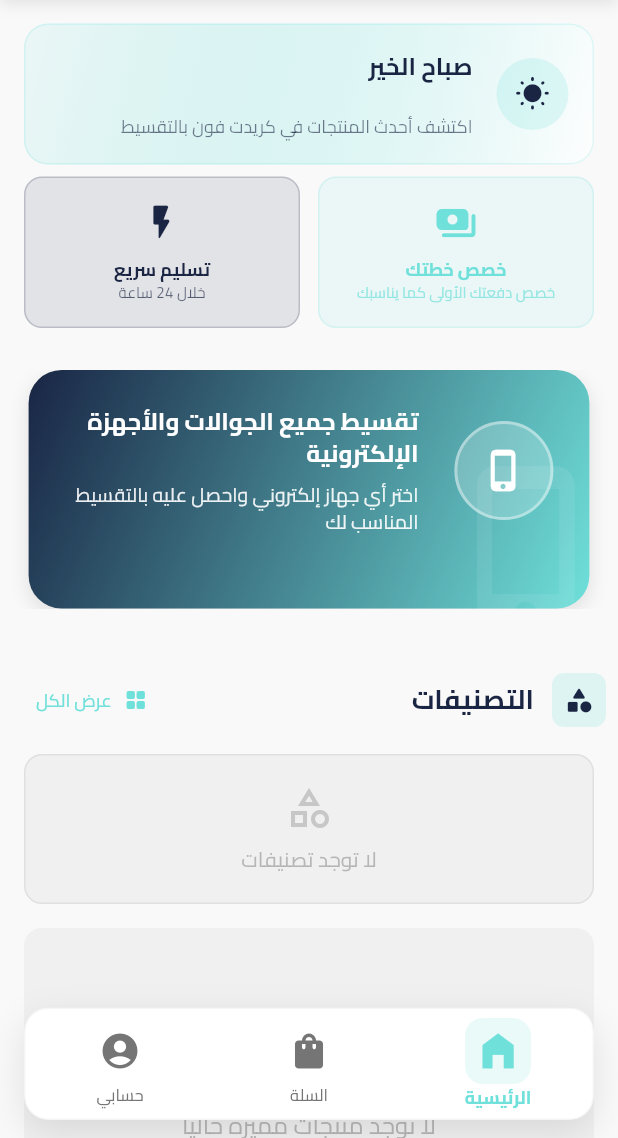
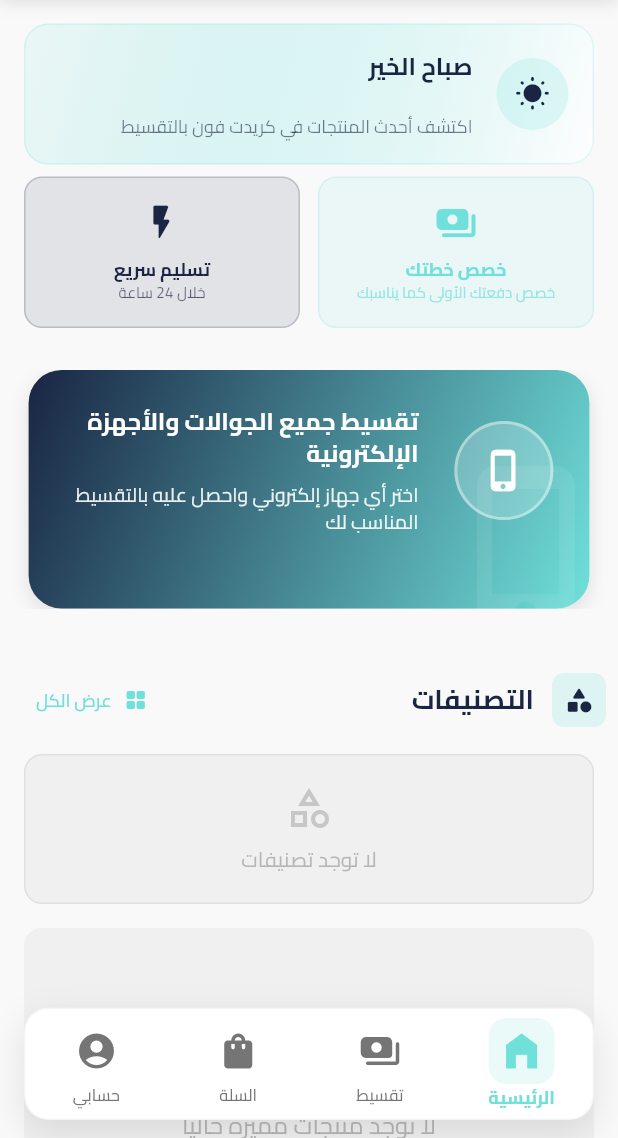
Before and after one commit to HGhurbani/WordpressAPI-MobileAppStore, a Flutter app: the MainScreen screen opened by its route, after a tap on the "menu" icon, after a tap on the "notifications" icon, on a phone screen of 412 x 824 dp, the part 98-1236 px from its top. Run offline on Flutter 3.47's test engine with Material 3 defaults, Android fonts, the phone set to English and light mode, and no system bars; drawn by our look-alikes of carousel_slider; our stand-ins replace audioplayers, firebase_core, firebase_messaging, flutter_dotenv, flutter_html, flutter_local_notifications and 2 more; accounts and stored records are empty; network calls fail.

Commit message:
Add installment store tab with filtered product list

```diff
--- a/lib/routes.dart
+++ b/lib/routes.dart
@@ -4,6 +4,7 @@ import 'package:flutter/material.dart';
 import 'screens/about_screen.dart';
 import 'screens/faq_screen.dart';
 import 'screens/installment_options_screen.dart';
+import 'screens/installment_store_screen.dart';
 import 'screens/splash_screen.dart';
 import 'screens/login_screen.dart';
 import 'screens/register_screen.dart'; // تأكد من وجود هذا الملف
@@ -41,6 +42,7 @@ class AppRoutes {
     '/about': (context) => const AboutUsScreen(),
     '/faq': (context) => const FaqScreen(),
     '/installment-options': (context) => const InstallmentOptionsScreen(),
+    '/installment-store': (context) => const InstallmentStoreScreen(),
 
 
   };
--- /dev/null
+++ b/lib/screens/installment_store_screen.dart
@@ -0,0 +1,20 @@
+import 'package:flutter/material.dart';
+
+import 'product_list_screen.dart';
+
+class InstallmentStoreScreen extends StatelessWidget {
+  const InstallmentStoreScreen({Key? key}) : super(key: key);
+
+  @override
+  Widget build(BuildContext context) {
+    return const ProductListScreen(
+      showInstallmentOnly: true,
+      titleAr: 'متجر التقسيط',
+      titleEn: 'Installment Store',
+      searchHintAr: 'ابحث عن عروض التقسيط...',
+      searchHintEn: 'Search for installment deals...',
+      noResultsTextAr: 'لا توجد عروض تقسيط متاحة حالياً',
+      noResultsTextEn: 'No installment offers available right now',
+    );
+  }
+}
--- a/lib/screens/main_screen.dart
+++ b/lib/screens/main_screen.dart
@@ -8,6 +8,7 @@ import '../providers/user_provider.dart';
 import 'home_screen.dart';
 import 'cart_screen.dart';
 import 'profile_screen.dart';
+import 'installment_store_screen.dart';
 
 class MainScreen extends StatefulWidget {
   const MainScreen({Key? key}) : super(key: key);
@@ -23,6 +24,7 @@ class _MainScreenState extends State<MainScreen> with TickerProviderStateMixin {
 
   final List<Widget> _screens = const [
     HomeScreen(),
+    InstallmentStoreScreen(),
     CartScreen(),
     ProfileScreen(),
   ];
@@ -60,8 +62,8 @@ class _MainScreenState extends State<MainScreen> with TickerProviderStateMixin {
     final isArabic = languageCode == 'ar';
 
     final navLabels = isArabic
-        ? ['الرئيسية', 'السلة', 'حسابي']
-        : ['Home', 'Cart', 'Profile'];
+        ? ['الرئيسية', 'تقسيط', 'السلة', 'حسابي']
+        : ['Home', 'Installments', 'Cart', 'Profile'];
 
     return Directionality(
       textDirection: isArabic ? TextDirection.rtl : TextDirection.ltr,
@@ -157,22 +159,28 @@ class _MainScreenState extends State<MainScreen> with TickerProviderStateMixin {
                       delay: 100,
                     ),
                     _buildAnimatedDrawerItem(
+                      Icons.payments_rounded,
+                      isAr ? "متجر التقسيط" : "Installment Store",
+                          () => _navigateFromDrawer(context, '/installment-store'),
+                      delay: 200,
+                    ),
+                    _buildAnimatedDrawerItem(
                       Icons.shopping_bag_rounded,
                       isAr ? "السلة" : "Cart",
                           () => _navigateFromDrawer(context, '/cart'),
-                      delay: 200,
+                      delay: 300,
                     ),
                     _buildAnimatedDrawerItem(
                       Icons.receipt_long_rounded,
                       isAr ? "طلباتي" : "Orders",
                           () => _navigateFromDrawer(context, isLoggedIn ? '/orders' : '/login'),
-                      delay: 300,
+                      delay: 400,
                     ),
                     _buildAnimatedDrawerItem(
                       Icons.settings_rounded,
                       isAr ? "الإعدادات / Settings" : "الإعدادات / Settings",
                           () => _navigateFromDrawer(context, '/settings'),
-                      delay: 400,
+                      delay: 500,
                     ),
                     // خط فاصل أنيق
                     Container(
@@ -192,31 +200,31 @@ class _MainScreenState extends State<MainScreen> with TickerProviderStateMixin {
                       Icons.support_agent_rounded,
                       isAr ? "تواصل معنا" : "Contact Us",
                           () => _showContactDialog(context, isAr),
-                      delay: 500,
+                      delay: 600,
                     ),
                     _buildAnimatedDrawerItem(
                       Icons.lock_person_rounded,
                       isAr ? "سياسة الخصوصية" : "Privacy Policy",
                           () => _navigateFromDrawer(context, '/privacy'),
-                      delay: 600,
+                      delay: 700,
                     ),
                     _buildAnimatedDrawerItem(
                       Icons.rule_folder_rounded,
                       isAr ? "شروط الاستخدام" : "Terms of Use",
                           () => _navigateFromDrawer(context, '/terms'),
-                      delay: 700,
+                      delay: 800,
                     ),
                     _buildAnimatedDrawerItem(
                       Icons.info_rounded,
                       isAr ? "نبذة عنا" : "About Us",
                           () => _navigateFromDrawer(context, '/about'),
-                      delay: 800,
+                      delay: 900,
                     ),
                     _buildAnimatedDrawerItem(
                       Icons.help_outline_rounded,
                       isAr ? "الأسئلة الشائعة" : "FAQs",
                           () => _navigateFromDrawer(context, '/faq'),
-                      delay: 900,
+                      delay: 1000,
                       isLast: true, // للإشارة إلى العنصر الأخير لتعديل الهامش
                     ),
                   ],
@@ -613,13 +621,17 @@ class _MainScreenState extends State<MainScreen> with TickerProviderStateMixin {
                 label: navLabels[0],
               ),
               BottomNavigationBarItem(
+                icon: _buildEnhancedNavIcon(Icons.payments_rounded, 1),
+                label: navLabels[1],
+              ),
+              BottomNavigationBarItem(
                 icon: Consumer<CartProvider>(
                   builder: (context, cartProvider, child) {
                     int count = cartProvider.items.fold(0, (sum, item) => sum + item.quantity);
                     return Stack(
                       clipBehavior: Clip.none, // للسماح للشارة بالظهور خارج الحدود
                       children: [
-                        _buildEnhancedNavIcon(Icons.shopping_bag_rounded, 1),
+                        _buildEnhancedNavIcon(Icons.shopping_bag_rounded, 2),
                         if (count > 0) // إظهار الشارة فقط إذا كان هناك عناصر في السلة
                           Positioned(
                             right: -8,
@@ -657,11 +669,11 @@ class _MainScreenState extends State<MainScreen> with TickerProviderStateMixin {
                     );
                   },
                 ),
-                label: navLabels[1],
+                label: navLabels[2],
               ),
               BottomNavigationBarItem(
-                icon: _buildEnhancedNavIcon(Icons.account_circle_rounded, 2),
-                label: navLabels[2],
+                icon: _buildEnhancedNavIcon(Icons.account_circle_rounded, 3),
+                label: navLabels[3],
               ),
             ],
           ),
```
Also changed, not shown: lib/screens/product_list_screen.dart (+48 -10 lines).
